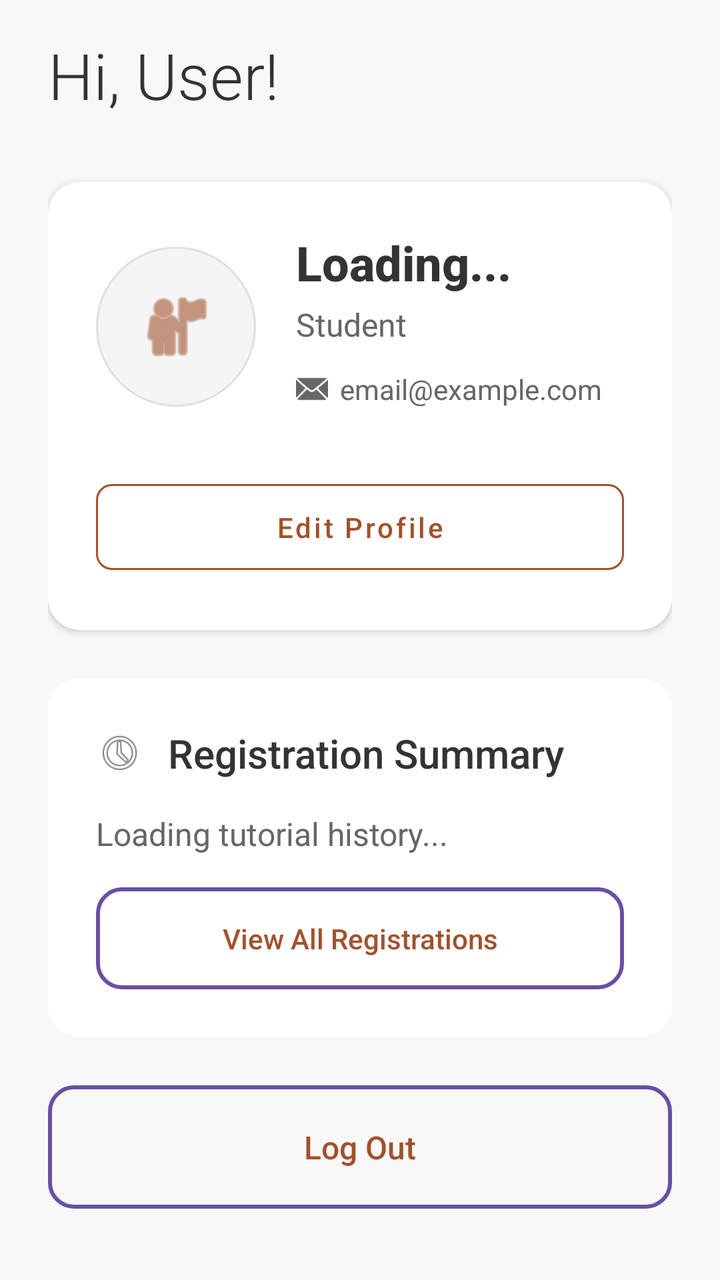
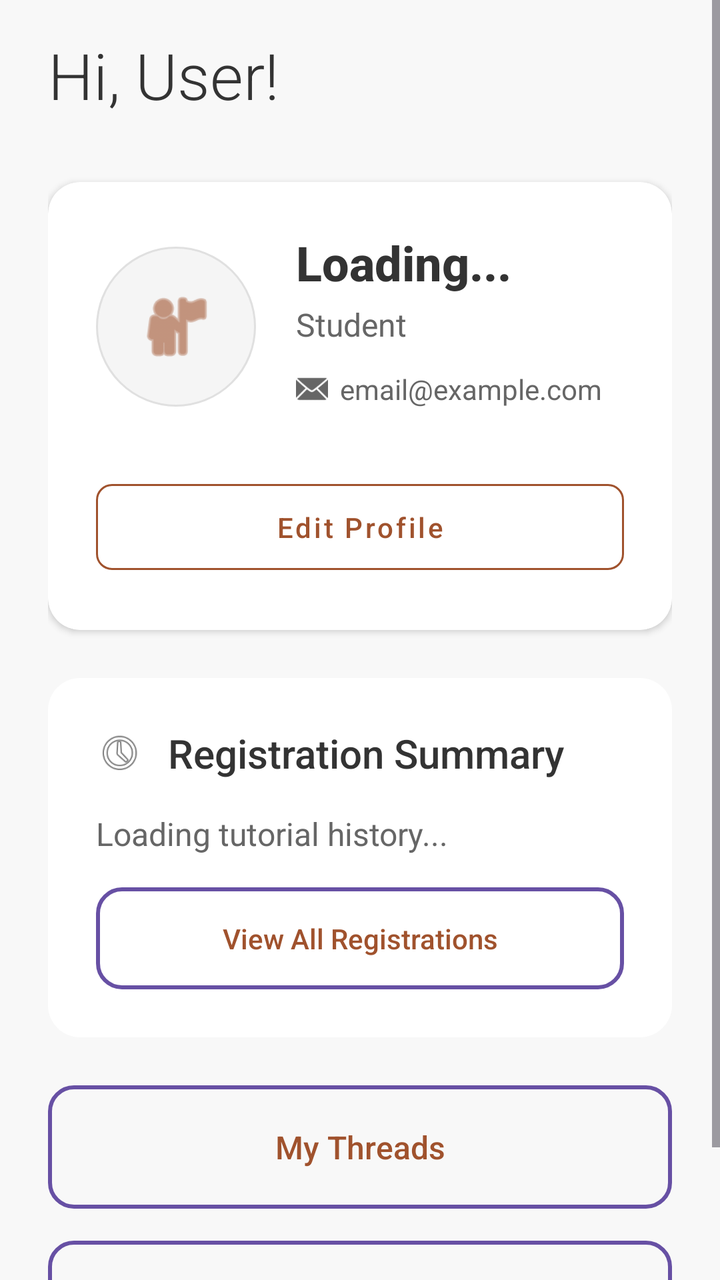

Compare the two renders of this Android layout. The source of the first and the diff that turns it into the second are given below.
<!-- AndroidManifest.xml: application theme Theme.Csci3130Group1 -->
<!-- res/layout/fragment_profile.xml -->
<?xml version="1.0" encoding="utf-8"?>
<ScrollView xmlns:android="http://schemas.android.com/apk/res/android"
    android:layout_width="match_parent"
    android:layout_height="match_parent"
    android:background="#F8F8F8"
    android:fillViewport="true">

    <LinearLayout
        android:layout_width="match_parent"
        android:layout_height="wrap_content"
        android:orientation="vertical"
        android:paddingLeft="24dp"
        android:paddingRight="24dp"
        android:paddingTop="16dp"
        android:paddingBottom="32dp">

        
        <TextView
            android:id="@+id/profileGreeting"
            android:layout_width="wrap_content"
            android:layout_height="wrap_content"
            android:text="Hi, User!"
            android:textSize="32sp"
            android:fontFamily="sans-serif-light"
            android:textStyle="normal"
            android:textColor="#333333"
            android:layout_marginBottom="32dp"/>

        
        <androidx.cardview.widget.CardView
            android:layout_width="match_parent"
            android:layout_height="wrap_content"
            android:layout_marginBottom="24dp"
            xmlns:app="http://schemas.android.com/apk/res-auto"
            app:cardCornerRadius="16dp"
            app:cardElevation="2dp"
            app:cardBackgroundColor="#FFFFFF">

            <LinearLayout
                android:layout_width="match_parent"
                android:layout_height="wrap_content"
                android:orientation="vertical"
                android:padding="24dp">

                
                <LinearLayout
                    android:layout_width="match_parent"
                    android:layout_height="wrap_content"
                    android:orientation="horizontal"
                    android:gravity="center_vertical"
                    android:layout_marginBottom="24dp">

                    
                    <ImageView
                        android:id="@+id/profilePicture"
                        android:layout_width="80dp"
                        android:layout_height="80dp"
                        android:src="@android:drawable/ic_menu_myplaces"
                        app:tint="#A0522D"
                        android:background="@drawable/circle_background"
                        android:padding="20dp"
                        android:contentDescription="Profile Picture" />

                    
                    <LinearLayout
                        android:layout_width="0dp"
                        android:layout_height="wrap_content"
                        android:layout_weight="1"
                        android:orientation="vertical"
                        android:layout_marginStart="20dp">

                        
                        <TextView
                            android:id="@+id/profileName"
                            android:layout_width="wrap_content"
                            android:layout_height="wrap_content"
                            android:text="Loading..."
                            android:textSize="24sp"
                            android:textStyle="bold"
                            android:textColor="#333333"
                            android:fontFamily="sans-serif-medium" />

                        
                        <TextView
                            android:id="@+id/profileRole"
                            android:layout_width="wrap_content"
                            android:layout_height="wrap_content"
                            android:text="Student"
                            android:textSize="16sp"
                            android:textColor="#666666"
                            android:layout_marginTop="4dp" />

                        
                        <TextView
                            android:id="@+id/profileDegree"
                            android:layout_width="wrap_content"
                            android:layout_height="wrap_content"
                            android:text=""
                            android:textSize="16sp"
                            android:textColor="#666666"
                            android:layout_marginTop="4dp"
                            android:visibility="gone"/>

                        
                        <LinearLayout
                            android:layout_width="match_parent"
                            android:layout_height="wrap_content"
                            android:orientation="vertical"
                            android:layout_marginTop="12dp">

                            
                            <LinearLayout
                                android:layout_width="wrap_content"
                                android:layout_height="wrap_content"
                                android:orientation="horizontal"
                                android:gravity="center_vertical"
                                android:layout_marginBottom="8dp">

                                <ImageView
                                    android:layout_width="16dp"
                                    android:layout_height="16dp"
                                    android:src="@android:drawable/ic_dialog_email"
                                    app:tint="#666666" />

                                <TextView
                                    android:id="@+id/profileEmail"
                                    android:layout_width="wrap_content"
                                    android:layout_height="wrap_content"
                                    android:text="email@example.com"
                                    android:textSize="14sp"
                                    android:textColor="#666666"
                                    android:layout_marginStart="6dp" />
                            </LinearLayout>

                            
                            <LinearLayout
                                android:id="@+id/contactContainer"
                                android:layout_width="wrap_content"
                                android:layout_height="wrap_content"
                                android:orientation="horizontal"
                                android:gravity="center_vertical"
                                android:layout_marginBottom="8dp"
                                android:visibility="gone">

                                <ImageView
                                    android:layout_width="16dp"
                                    android:layout_height="16dp"
                                    android:src="@android:drawable/ic_menu_call"
                                    app:tint="#A0522D" />

                                <TextView
                                    android:id="@+id/profileContact"
                                    android:layout_width="wrap_content"
                                    android:layout_height="wrap_content"
                                    android:text=""
                                    android:textSize="14sp"
                                    android:textColor="#A0522D"
                                    android:layout_marginStart="6dp"
                                    android:fontFamily="sans-serif-medium" />
                            </LinearLayout>

                            
                            <LinearLayout
                                android:layout_width="wrap_content"
                                android:layout_height="wrap_content"
                                android:orientation="horizontal"
                                android:gravity="center_vertical"
                                android:visibility="gone">

                                <ImageView
                                    android:layout_width="16dp"
                                    android:layout_height="16dp"
                                    android:src="@android:drawable/btn_star_big_on"
                                    app:tint="#FFD700" />

                                <TextView
                                    android:id="@+id/profileRating"
                                    android:layout_width="wrap_content"
                                    android:layout_height="wrap_content"
                                    android:text=""
                                    android:textSize="14sp"
                                    android:textColor="#666666"
                                    android:layout_marginStart="6dp" />
                            </LinearLayout>
                        </LinearLayout>
                    </LinearLayout>
                </LinearLayout>

                
                <LinearLayout
                    android:id="@+id/descriptionSection"
                    android:layout_width="match_parent"
                    android:layout_height="wrap_content"
                    android:orientation="vertical"
                    android:visibility="gone">

                    <TextView
                        android:layout_width="wrap_content"
                        android:layout_height="wrap_content"
                        android:text="About"
                        android:textSize="14sp"
                        android:textColor="#888888"
                        android:fontFamily="sans-serif-medium"
                        android:textAllCaps="true"
                        android:letterSpacing="0.1"
                        android:layout_marginBottom="8dp"/>

                    <TextView
                        android:id="@+id/profileStudentDescription"
                        android:layout_width="match_parent"
                        android:layout_height="wrap_content"
                        android:text=""
                        android:textSize="16sp"
                        android:textColor="#333333"
                        android:fontFamily="sans-serif"
                        android:lineSpacingExtra="4dp"
                        android:layout_marginBottom="16dp"/>
                </LinearLayout>

                
                <Button
                    android:id="@+id/edit_profile_button"
                    style="@style/Widget.MaterialComponents.Button.OutlinedButton"
                    android:layout_width="match_parent"
                    android:layout_height="wrap_content"
                    android:text="Edit Profile"
                    android:textColor="#A0522D"
                    android:textSize="14sp"
                    android:textAllCaps="false"
                    android:fontFamily="sans-serif-medium"
                    app:strokeColor="#A0522D"
                    app:cornerRadius="8dp"
                    android:paddingVertical="12dp"/>
            </LinearLayout>
        </androidx.cardview.widget.CardView>

        
        <LinearLayout
            android:id="@+id/upcoming_tutorials_card"
            android:layout_width="match_parent"
            android:layout_height="wrap_content"
            android:layout_marginBottom="24dp"
            android:background="@drawable/card_background"
            android:orientation="vertical"
            android:padding="24dp"
            android:visibility="gone">

            
            <LinearLayout
                android:layout_width="match_parent"
                android:layout_height="wrap_content"
                android:orientation="horizontal"
                android:gravity="center_vertical"
                android:layout_marginBottom="16dp">

                <ImageView
                    android:layout_width="24dp"
                    android:layout_height="24dp"
                    android:src="@android:drawable/ic_menu_today"
                    android:contentDescription="Upcoming Tutorial Icon" />

                <TextView
                    android:layout_width="wrap_content"
                    android:layout_height="wrap_content"
                    android:text="Upcoming Registrations"
                    android:textSize="20sp"
                    android:fontFamily="sans-serif-medium"
                    android:textColor="#333333"
                    android:layout_marginStart="12dp"/>
            </LinearLayout>

            
            <LinearLayout
                android:id="@+id/upcomingTutorialsList"
                android:layout_width="match_parent"
                android:layout_height="wrap_content"
                android:orientation="vertical">
                
                <TextView
                    android:layout_width="match_parent"
                    android:layout_height="wrap_content"
                    android:text="Loading upcoming tutorials..."
                    android:textSize="16sp"
                    android:textColor="#666666"/>
            </LinearLayout>
        </LinearLayout>

        
        <LinearLayout
            android:layout_width="match_parent"
            android:layout_height="wrap_content"
            android:layout_marginBottom="24dp"
            android:background="@drawable/card_background"
            android:orientation="vertical"
            android:padding="24dp">

            
            <LinearLayout
                android:layout_width="match_parent"
                android:layout_height="wrap_content"
                android:orientation="horizontal"
                android:gravity="center_vertical"
                android:layout_marginBottom="16dp">

                <ImageView
                    android:layout_width="24dp"
                    android:layout_height="24dp"
                    android:src="@android:drawable/ic_menu_recent_history"
                    android:contentDescription="Tutorial History Icon" />

                <TextView
                    android:layout_width="wrap_content"
                    android:layout_height="wrap_content"
                    android:text="Registration Summary"
                    android:textSize="20sp"
                    android:fontFamily="sans-serif-medium"
                    android:textColor="#333333"
                    android:layout_marginStart="12dp"/>
            </LinearLayout>

            
            <TextView
                android:id="@+id/tutorialStats"
                android:layout_width="match_parent"
                android:layout_height="wrap_content"
                android:text="Loading tutorial history..."
                android:textSize="16sp"
                android:textColor="#666666"
                android:lineSpacingExtra="4dp"
                android:layout_marginBottom="16dp"/>

            
            <Button
                android:id="@+id/view_tutorials_button"
                style="@android:style/Widget.Material.Button.Borderless"
                android:layout_width="match_parent"
                android:layout_height="wrap_content"
                android:text="View All Registrations"
                android:textColor="#A0522D"
                android:padding="12dp"
                android:textSize="14sp"
                android:textAllCaps="false"
                android:fontFamily="sans-serif-medium"
                android:background="@drawable/outlined_button_background"/>
        </LinearLayout>

        
        <Button
            android:id="@+id/logout_button"
            style="@android:style/Widget.Material.Button.Borderless"
            android:layout_width="match_parent"
            android:layout_height="wrap_content"
            android:text="Log Out"
            android:textColor="#A0522D"
            android:padding="16dp"
            android:textSize="16sp"
            android:textAllCaps="false"
            android:fontFamily="sans-serif-medium"
            android:background="@drawable/outlined_button_background"/>
    </LinearLayout>
</ScrollView>
<!-- resources referenced by this layout -->
<resources>
  <!-- drawable card_background (drawable) -->
  <?xml version="1.0" encoding="utf-8"?>
  <shape xmlns:android="http://schemas.android.com/apk/res/android">
      <solid android:color="#FFFFFF" />
      <corners android:radius="16dp" />
      <stroke android:width="0dp" android:color="#FFFFFF" />
  </shape>
  <!-- drawable circle_background (drawable) -->
  <?xml version="1.0" encoding="utf-8"?>
  <shape xmlns:android="http://schemas.android.com/apk/res/android"
      android:shape="oval">
      <solid android:color="#F5F5F5" />
      <stroke
          android:width="1dp"
          android:color="#E0E0E0" />
  </shape>
  <!-- drawable outlined_button_background (drawable) -->
  <?xml version="1.0" encoding="utf-8"?>
  <shape xmlns:android="http://schemas.android.com/apk/res/android">
      <solid android:color="#00FFFFFF" />
      <corners android:radius="12dp" />
      <stroke android:width="2dp" android:color="#A0522D" />
  </shape>
  <style name="Theme.Csci3130Group1" parent="Base.Theme.Csci3130Group1" />
  <style name="Base.Theme.Csci3130Group1" parent="Theme.Material3.DayNight.NoActionBar">
          
          
      </style>
</resources>

<!-- the commit's change to res/layout/fragment_profile.xml (unified diff, before → after) -->
@@ -346,6 +346,21 @@
 
         
         <Button
+            android:id="@+id/my_threads_button"
+            style="@android:style/Widget.Material.Button.Borderless"
+            android:layout_width="match_parent"
+            android:layout_height="wrap_content"
+            android:text="My Threads"
+            android:textColor="#A0522D"
+            android:padding="16dp"
+            android:textSize="16sp"
+            android:textAllCaps="false"
+            android:fontFamily="sans-serif-medium"
+            android:background="@drawable/outlined_button_background"
+            android:layout_marginBottom="16dp"/>
+
+        
+        <Button
             android:id="@+id/logout_button"
             style="@android:style/Widget.Material.Button.Borderless"
             android:layout_width="match_parent"
